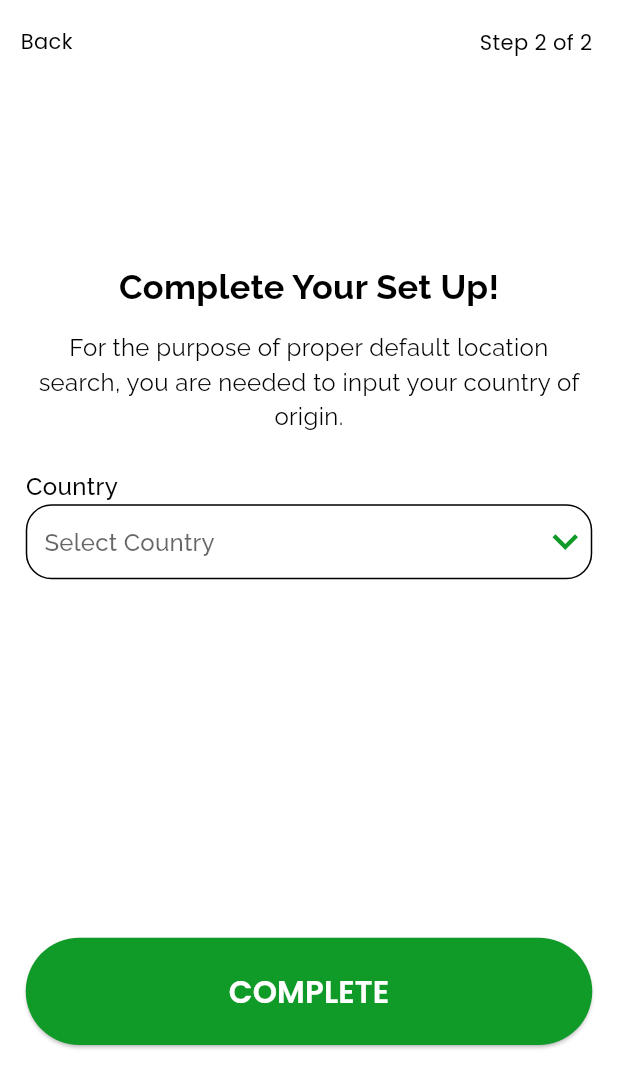
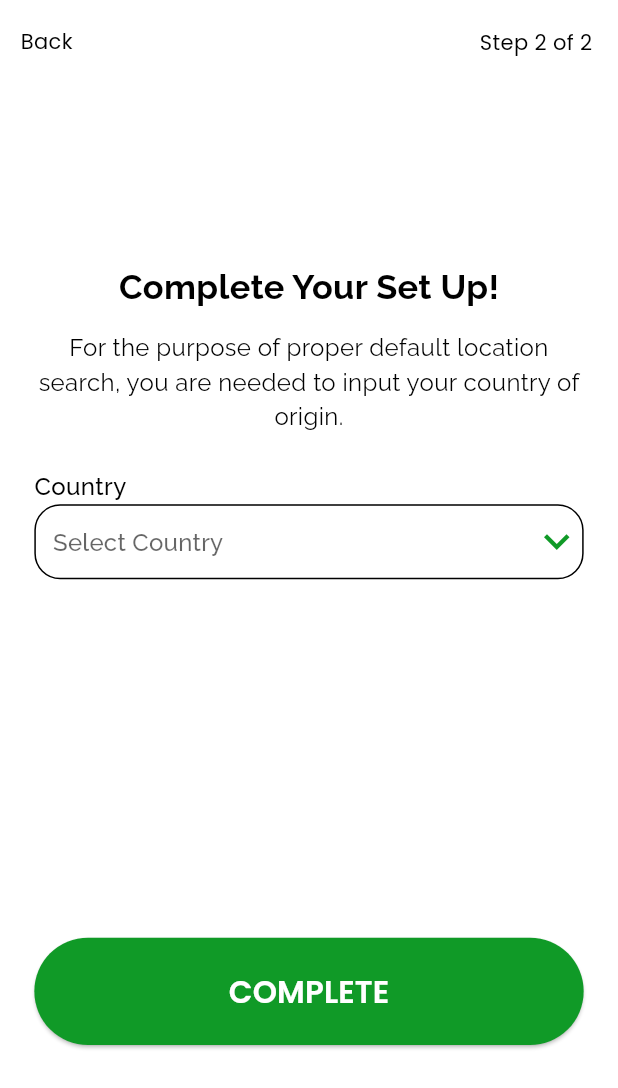
Before and after one commit to OstrichFarmer/hotel_it, a Flutter app: the SelectCountryView screen opened by its route, on a phone screen of 412 x 824 dp. Shown: the top 1088 px of the screen. Run offline on Flutter 3.47's test engine with Material 3 defaults, Android fonts, the phone set to English and light mode, and no system bars; drawn by our look-alikes of dropdown_button2; our stand-ins replace flutter_screenutil, google_fonts, logger, stacked, stacked_services, stacked_shared.

Commit message:
fix/adjustments

```diff
--- a/lib/views/select_country/select_country_view.dart
+++ b/lib/views/select_country/select_country_view.dart
@@ -44,7 +44,7 @@ class SelectCountryView extends StatelessWidget {
             ),
             body: SingleChildScrollView(
               child: Padding(
-                padding: EdgeInsets.only(left: 15.w, right: 15.w, top: 100.h),
+                padding: EdgeInsets.only(left: 20.w, right: 20.w, top: 100.h),
                 child: Column(
                   crossAxisAlignment: CrossAxisAlignment.start,
                   children: [
@@ -126,7 +126,11 @@ class SelectCountryView extends StatelessWidget {
                     SizedBox(
                       height: 200.h,
                     ),
-                    CustomButton(title: "COMPLETE", onpressed: () {})
+                    CustomButton(
+                        title: "COMPLETE",
+                        onpressed: () {
+                          model.goToSuccess();
+                        })
                   ],
                 ),
               ),
--- a/lib/views/select_country/select_country_viewmodel.dart
+++ b/lib/views/select_country/select_country_viewmodel.dart
@@ -1,6 +1,10 @@
+import 'package:hotel_it/app/app.locator.dart';
+import 'package:hotel_it/app/app.router.dart';
 import 'package:stacked/stacked.dart';
+import 'package:stacked_services/stacked_services.dart';
 
 class SelectCountryViewModel extends BaseViewModel {
+  final NavigationService _navigationService = locator<NavigationService>();
   final List<String> countries = [
     'Abia',
     'Adamawa',
@@ -17,4 +21,8 @@ class SelectCountryViewModel extends BaseViewModel {
     selectedValue = value;
     notifyListeners();
   }
+
+  void goToSuccess() {
+    _navigationService.clearStackAndShow(Routes.successView);
+  }
 }
--- a/lib/views/success_view/success_view.dart
+++ b/lib/views/success_view/success_view.dart
@@ -3,7 +3,7 @@ import 'package:hotel_it/views/success_view/success_viewmodel.dart';
 import 'package:stacked/stacked.dart';
 
 class SuccessView extends StatelessWidget {
-  const SuccessView({Key? key}) : super(key: key);
+  const SuccessView({super.key});
 
   @override
   Widget build(BuildContext context) {
```
